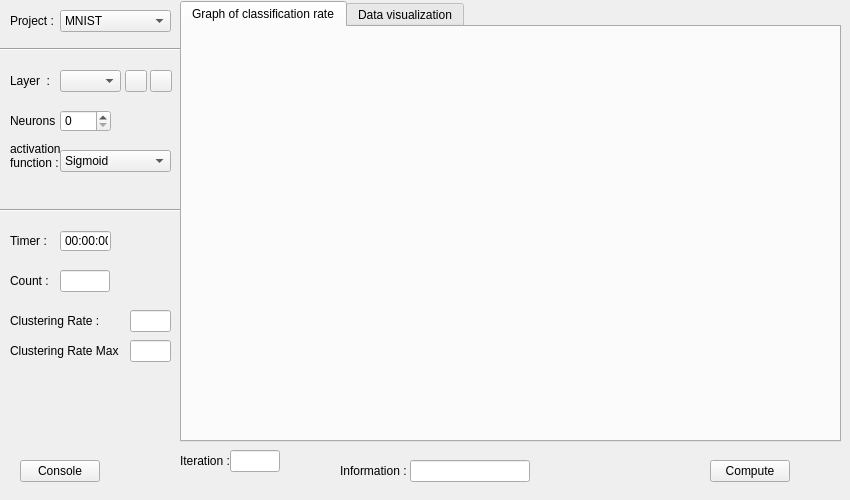
Old version of the form Example/GUI/mainwindow.ui in the repository MatthieuHernandez/NeuralNetworkTest.
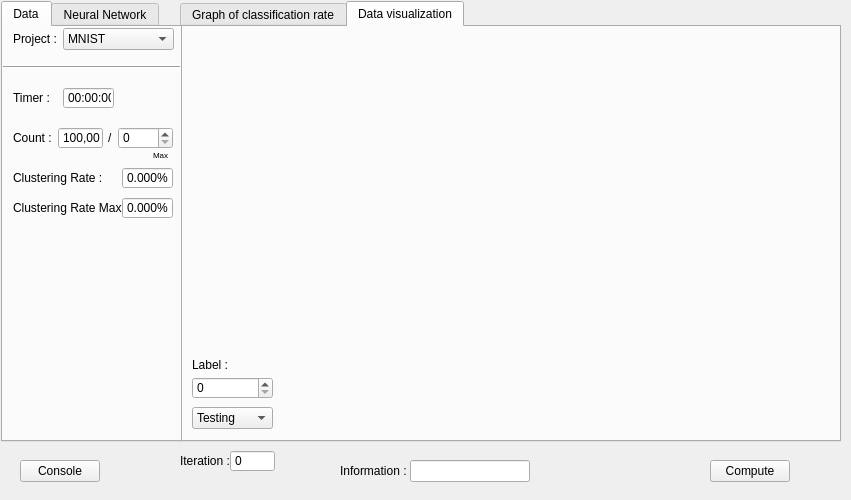
New version of the form. The open tabs and pages were chosen to show the change. Icons and pictures are not drawn. Custom widgets are drawn as their Qt base class.

What changed in the file:
```diff
--- a/Example/GUI/mainwindow.ui
+++ b/Example/GUI/mainwindow.ui
@@ -6,7 +6,7 @@
    <rect>
     <x>0</x>
     <y>0</y>
-    <width>850</width>
+    <width>851</width>
     <height>500</height>
    </rect>
   </property>
@@ -33,71 +33,7 @@
      <string>Compute</string>
     </property>
    </widget>
-   <widget class="QLabel" name="label_7">
-    <property name="geometry">
-     <rect>
-      <x>10</x>
-      <y>270</y>
-      <width>51</width>
-      <height>21</height>
-     </rect>
-    </property>
-    <property name="text">
-     <string>Count :</string>
-    </property>
-   </widget>
-   <widget class="QLabel" name="labelClusteringRateMax">
-    <property name="geometry">
-     <rect>
-      <x>10</x>
-      <y>340</y>
-      <width>111</width>
-      <height>21</height>
-     </rect>
-    </property>
-    <property name="text">
-     <string>Clustering Rate Max : </string>
-    </property>
-   </widget>
-   <widget class="QComboBox" name="comboBoxData">
-    <property name="geometry">
-     <rect>
-      <x>60</x>
-      <y>10</y>
-      <width>111</width>
-      <height>22</height>
-     </rect>
-    </property>
-    <item>
-     <property name="text">
-      <string>MNIST</string>
-     </property>
-    </item>
-    <item>
-     <property name="text">
-      <string>Iris</string>
-     </property>
-    </item>
-    <item>
-     <property name="text">
-      <string>ParisTrees</string>
-     </property>
-    </item>
-   </widget>
-   <widget class="QLabel" name="labelProject">
-    <property name="geometry">
-     <rect>
-      <x>10</x>
-      <y>10</y>
-      <width>60</width>
-      <height>21</height>
-     </rect>
-    </property>
-    <property name="text">
-     <string>Project :</string>
-    </property>
-   </widget>
-   <widget class="QTabWidget" name="tabWidget">
+   <widget class="QTabWidget" name="tabWidgetData">
     <property name="geometry">
      <rect>
       <x>180</x>
@@ -150,6 +86,16 @@
         <height>22</height>
        </rect>
       </property>
+      <item>
+       <property name="text">
+        <string>Testing</string>
+       </property>
+      </item>
+      <item>
+       <property name="text">
+        <string>Training</string>
+       </property>
+      </item>
      </widget>
      <widget class="QSpinBox" name="spinBoxImageId">
       <property name="geometry">
@@ -179,151 +125,6 @@
      </widget>
     </widget>
    </widget>
-   <widget class="QLabel" name="label_1">
-    <property name="geometry">
-     <rect>
-      <x>10</x>
-      <y>310</y>
-      <width>91</width>
-      <height>21</height>
-     </rect>
-    </property>
-    <property name="text">
-     <string>Clustering Rate :</string>
-    </property>
-   </widget>
-   <widget class="QLabel" name="label_2">
-    <property name="geometry">
-     <rect>
-      <x>10</x>
-      <y>70</y>
-      <width>41</width>
-      <height>21</height>
-     </rect>
-    </property>
-    <property name="text">
-     <string>Layer  :</string>
-    </property>
-   </widget>
-   <widget class="QPushButton" name="pushButtonAddLayer">
-    <property name="geometry">
-     <rect>
-      <x>125</x>
-      <y>70</y>
-      <width>22</width>
-      <height>22</height>
-     </rect>
-    </property>
-    <property name="text">
-     <string/>
-    </property>
-    <property name="icon">
-     <iconset>
-      <normaloff>Extra Files/add-circle-20.png</normaloff>Extra Files/add-circle-20.png</iconset>
-    </property>
-   </widget>
-   <widget class="QComboBox" name="comboBoxLayer">
-    <property name="geometry">
-     <rect>
-      <x>60</x>
-      <y>70</y>
-      <width>61</width>
-      <height>22</height>
-     </rect>
-    </property>
-   </widget>
-   <widget class="Line" name="line">
-    <property name="geometry">
-     <rect>
-      <x>0</x>
-      <y>29</y>
-      <width>181</width>
-      <height>41</height>
-     </rect>
-    </property>
-    <property name="orientation">
-     <enum>Qt::Horizontal</enum>
-    </property>
-   </widget>
-   <widget class="QComboBox" name="comboBoxActivationfunction">
-    <property name="geometry">
-     <rect>
-      <x>60</x>
-      <y>150</y>
-      <width>111</width>
-      <height>22</height>
-     </rect>
-    </property>
-    <item>
-     <property name="text">
-      <string>Sigmoid</string>
-     </property>
-    </item>
-    <item>
-     <property name="text">
-      <string>TanH</string>
-     </property>
-    </item>
-    <item>
-     <property name="text">
-      <string>ReLU</string>
-     </property>
-    </item>
-    <item>
-     <property name="text">
-      <string>Gaussian</string>
-     </property>
-    </item>
-   </widget>
-   <widget class="QSpinBox" name="spinBoxNeurons">
-    <property name="geometry">
-     <rect>
-      <x>60</x>
-      <y>110</y>
-      <width>51</width>
-      <height>22</height>
-     </rect>
-    </property>
-    <property name="buttonSymbols">
-     <enum>QAbstractSpinBox::UpDownArrows</enum>
-    </property>
-    <property name="maximum">
-     <number>20000</number>
-    </property>
-    <property name="value">
-     <number>0</number>
-    </property>
-    <property name="displayIntegerBase">
-     <number>10</number>
-    </property>
-   </widget>
-   <widget class="QLabel" name="label_3">
-    <property name="geometry">
-     <rect>
-      <x>10</x>
-      <y>110</y>
-      <width>47</width>
-      <height>21</height>
-     </rect>
-    </property>
-    <property name="text">
-     <string>Neurons :</string>
-    </property>
-   </widget>
-   <widget class="QLabel" name="label_4">
-    <property name="geometry">
-     <rect>
-      <x>10</x>
-      <y>140</y>
-      <width>51</width>
-      <height>31</height>
-     </rect>
-    </property>
-    <property name="text">
-     <string>activation
-function :</string>
-    </property>
-   </widget>
    <widget class="QLineEdit" name="lineEditInformation">
     <property name="geometry">
      <rect>
@@ -360,23 +161,6 @@
      <string>Console</string>
     </property>
    </widget>
-   <widget class="QPushButton" name="pushButtonRemoveLayer">
-    <property name="geometry">
-     <rect>
-      <x>150</x>
-      <y>70</y>
-      <width>22</width>
-      <height>22</height>
-     </rect>
-    </property>
-    <property name="text">
-     <string/>
-    </property>
-    <property name="icon">
-     <iconset>
-      <normaloff>Extra Files/cancel-circle-20.png</normaloff>Extra Files/cancel-circle-20.png</iconset>
-    </property>
-   </widget>
    <widget class="QLabel" name="labelLoading">
     <property name="enabled">
      <bool>true</bool>
@@ -396,11 +180,65 @@
      <bool>true</bool>
     </property>
    </widget>
-   <widget class="Line" name="line_2">
+   <widget class="QLabel" name="label">
+    <property name="geometry">
+     <rect>
+      <x>180</x>
+      <y>450</y>
+      <width>51</width>
+      <height>21</height>
+     </rect>
+    </property>
+    <property name="text">
+     <string>Iteration : </string>
+    </property>
+   </widget>
+   <widget class="QSpinBox" name="spinBoxIteration">
+    <property name="geometry">
+     <rect>
+      <x>230</x>
+      <y>450</y>
+      <width>45</width>
+      <height>22</height>
+     </rect>
+    </property>
+    <property name="buttonSymbols">
+     <enum>QAbstractSpinBox::NoButtons</enum>
+    </property>
+    <property name="specialValueText">
+     <string/>
+    </property>
+    <property name="showGroupSeparator" stdset="0">
+     <bool>true</bool>
+    </property>
+    <property name="maximum">
+     <number>999999</number>
+    </property>
+   </widget>
+   <widget class="QTabWidget" name="tabWidgetNeuralNetwork">
+    <property name="geometry">
+     <rect>
+      <x>1</x>
+      <y>1</y>
+      <width>181</width>
+      <height>441</height>
+     </rect>
+    </property>
+    <property name="currentIndex">
+     <number>1</number>
+    </property>
+    <property name="tabBarAutoHide">
+     <bool>false</bool>
+    </property>
+    <widget class="QWidget" name="tab_3">
+     <attribute name="title">
+      <string>Data</string>
+     </attribute>
+     <widget class="Line" name="line">
     <property name="geometry">
      <rect>
       <x>0</x>
-      <y>190</y>
+        <y>20</y>
       <width>181</width>
       <height>41</height>
      </rect>
@@ -409,11 +247,80 @@
      <enum>Qt::Horizontal</enum>
     </property>
    </widget>
+     <widget class="QLabel" name="labelProject">
+      <property name="geometry">
+       <rect>
+        <x>10</x>
+        <y>1</y>
+        <width>60</width>
+        <height>21</height>
+       </rect>
+      </property>
+      <property name="text">
+       <string>Project :</string>
+      </property>
+     </widget>
+     <widget class="QComboBox" name="comboBoxData">
+      <property name="geometry">
+       <rect>
+        <x>60</x>
+        <y>1</y>
+        <width>111</width>
+        <height>22</height>
+       </rect>
+      </property>
+      <item>
+       <property name="text">
+        <string>MNIST</string>
+       </property>
+      </item>
+      <item>
+       <property name="text">
+        <string>Iris</string>
+       </property>
+      </item>
+      <item>
+       <property name="text">
+        <string>ParisTrees</string>
+       </property>
+      </item>
+     </widget>
+     <widget class="QLabel" name="label_7">
+      <property name="geometry">
+       <rect>
+        <x>10</x>
+        <y>100</y>
+        <width>51</width>
+        <height>21</height>
+       </rect>
+      </property>
+      <property name="text">
+       <string>Count :</string>
+      </property>
+     </widget>
+     <widget class="QLabel" name="labelMax">
+      <property name="geometry">
+       <rect>
+        <x>150</x>
+        <y>120</y>
+        <width>31</width>
+        <height>16</height>
+       </rect>
+      </property>
+      <property name="font">
+       <font>
+        <pointsize>6</pointsize>
+       </font>
+      </property>
+      <property name="text">
+       <string>Max</string>
+      </property>
+     </widget>
    <widget class="QLabel" name="label_6">
     <property name="geometry">
      <rect>
       <x>10</x>
-      <y>230</y>
+        <y>60</y>
       <width>51</width>
       <height>21</height>
      </rect>
@@ -422,11 +329,65 @@
      <string>Timer :</string>
     </property>
    </widget>
+     <widget class="QLabel" name="label_1">
+      <property name="geometry">
+       <rect>
+        <x>10</x>
+        <y>140</y>
+        <width>91</width>
+        <height>21</height>
+       </rect>
+      </property>
+      <property name="text">
+       <string>Clustering Rate :</string>
+      </property>
+     </widget>
+     <widget class="QSpinBox" name="spinBoxCount">
+      <property name="geometry">
+       <rect>
+        <x>55</x>
+        <y>100</y>
+        <width>45</width>
+        <height>22</height>
+       </rect>
+      </property>
+      <property name="buttonSymbols">
+       <enum>QAbstractSpinBox::NoButtons</enum>
+      </property>
+      <property name="showGroupSeparator" stdset="0">
+       <bool>true</bool>
+      </property>
+      <property name="maximum">
+       <number>999999</number>
+      </property>
+      <property name="value">
+       <number>963789</number>
+      </property>
+     </widget>
+     <widget class="QSpinBox" name="spinBoxTrainingRating">
+      <property name="geometry">
+       <rect>
+        <x>115</x>
+        <y>100</y>
+        <width>55</width>
+        <height>22</height>
+       </rect>
+      </property>
+      <property name="showGroupSeparator" stdset="0">
+       <bool>true</bool>
+      </property>
+      <property name="maximum">
+       <number>999999</number>
+      </property>
+      <property name="value">
+       <number>0</number>
+      </property>
+     </widget>
    <widget class="QTimeEdit" name="timeEdit">
     <property name="geometry">
      <rect>
       <x>60</x>
-      <y>230</y>
+        <y>60</y>
       <width>51</width>
       <height>22</height>
      </rect>
@@ -473,96 +434,240 @@
      </time>
     </property>
    </widget>
-   <widget class="QLineEdit" name="lineEditCount">
+     <widget class="QLabel" name="label_9">
     <property name="geometry">
      <rect>
-      <x>60</x>
-      <y>270</y>
-      <width>50</width>
+        <x>105</x>
+        <y>100</y>
+        <width>16</width>
+        <height>21</height>
+       </rect>
+      </property>
+      <property name="text">
+       <string>/</string>
+      </property>
+     </widget>
+     <widget class="QLabel" name="label_8">
+      <property name="geometry">
+       <rect>
+        <x>10</x>
+        <y>170</y>
+        <width>111</width>
+        <height>21</height>
+       </rect>
+      </property>
+      <property name="text">
+       <string>Clustering Rate Max : </string>
+      </property>
+     </widget>
+     <widget class="QDoubleSpinBox" name="doubleSpinBoxCR">
+      <property name="geometry">
+       <rect>
+        <x>119</x>
+        <y>140</y>
+        <width>51</width>
       <height>22</height>
      </rect>
     </property>
+      <property name="wrapping">
+       <bool>false</bool>
+      </property>
+      <property name="frame">
+       <bool>true</bool>
+      </property>
     <property name="readOnly">
      <bool>true</bool>
     </property>
-   </widget>
-   <widget class="QLineEdit" name="lineEdit_2">
+      <property name="buttonSymbols">
+       <enum>QAbstractSpinBox::NoButtons</enum>
+      </property>
+      <property name="specialValueText">
+       <string/>
+      </property>
+      <property name="prefix">
+       <string/>
+      </property>
+      <property name="suffix">
+       <string>%</string>
+      </property>
+      <property name="decimals">
+       <number>3</number>
+      </property>
+      <property name="maximum">
+       <double>100.000000000000000</double>
+      </property>
+     </widget>
+     <widget class="QDoubleSpinBox" name="doubleSpinBoxCRM">
     <property name="geometry">
      <rect>
-      <x>130</x>
-      <y>310</y>
-      <width>41</width>
+        <x>119</x>
+        <y>170</y>
+        <width>51</width>
       <height>22</height>
      </rect>
     </property>
-    <property name="readOnly">
-     <bool>true</bool>
-    </property>
-   </widget>
-   <widget class="QLineEdit" name="lineEdit_3">
+      <property name="buttonSymbols">
+       <enum>QAbstractSpinBox::NoButtons</enum>
+      </property>
+      <property name="specialValueText">
+       <string/>
+      </property>
+      <property name="suffix">
+       <string>%</string>
+      </property>
+      <property name="decimals">
+       <number>3</number>
+      </property>
+      <property name="maximum">
+       <double>100.000000000000000</double>
+      </property>
+      <property name="value">
+       <double>0.000000000000000</double>
+      </property>
+     </widget>
+    </widget>
+    <widget class="QWidget" name="tab_4">
+     <attribute name="title">
+      <string>Neural Network</string>
+     </attribute>
+     <widget class="QPushButton" name="pushButtonRemoveLayer">
     <property name="geometry">
      <rect>
-      <x>130</x>
-      <y>340</y>
-      <width>41</width>
+        <x>150</x>
+        <y>10</y>
+        <width>22</width>
       <height>22</height>
      </rect>
     </property>
-    <property name="readOnly">
-     <bool>true</bool>
-    </property>
-   </widget>
-   <widget class="QLabel" name="label">
+      <property name="text">
+       <string/>
+      </property>
+      <property name="icon">
+       <iconset>
+        <normaloff>Extra Files/cancel-circle-20.png</normaloff>Extra Files/cancel-circle-20.png</iconset>
+      </property>
+     </widget>
+     <widget class="QLabel" name="label_2">
     <property name="geometry">
      <rect>
-      <x>180</x>
-      <y>450</y>
+        <x>10</x>
+        <y>10</y>
+        <width>41</width>
+        <height>21</height>
+       </rect>
+      </property>
+      <property name="text">
+       <string>Layer  :</string>
+      </property>
+     </widget>
+     <widget class="QSpinBox" name="spinBoxNeurons">
+      <property name="geometry">
+       <rect>
+        <x>60</x>
+        <y>50</y>
       <width>51</width>
+        <height>22</height>
+       </rect>
+      </property>
+      <property name="buttonSymbols">
+       <enum>QAbstractSpinBox::UpDownArrows</enum>
+      </property>
+      <property name="maximum">
+       <number>20000</number>
+      </property>
+      <property name="value">
+       <number>0</number>
+      </property>
+      <property name="displayIntegerBase">
+       <number>10</number>
+      </property>
+     </widget>
+     <widget class="QComboBox" name="comboBoxLayer">
+      <property name="geometry">
+       <rect>
+        <x>60</x>
+        <y>10</y>
+        <width>61</width>
+        <height>22</height>
+       </rect>
+      </property>
+     </widget>
+     <widget class="QLabel" name="labelNeurons">
+      <property name="geometry">
+       <rect>
+        <x>10</x>
+        <y>50</y>
+        <width>47</width>
       <height>21</height>
      </rect>
     </property>
     <property name="text">
-     <string>Iteration : </string>
-    </property>
-   </widget>
-   <widget class="QLineEdit" name="lineEditIteration">
+       <string>Neurons :</string>
+      </property>
+     </widget>
+     <widget class="QComboBox" name="comboBoxActivationfunction">
     <property name="geometry">
      <rect>
-      <x>230</x>
-      <y>450</y>
-      <width>50</width>
+        <x>60</x>
+        <y>90</y>
+        <width>111</width>
       <height>22</height>
      </rect>
     </property>
-   </widget>
-   <zorder>line</zorder>
-   <zorder>line_2</zorder>
-   <zorder>pushButtonCompute</zorder>
-   <zorder>label_7</zorder>
-   <zorder>labelClusteringRateMax</zorder>
-   <zorder>comboBoxData</zorder>
-   <zorder>labelProject</zorder>
-   <zorder>tabWidget</zorder>
-   <zorder>label_1</zorder>
-   <zorder>label_2</zorder>
-   <zorder>pushButtonAddLayer</zorder>
-   <zorder>comboBoxLayer</zorder>
-   <zorder>comboBoxActivationfunction</zorder>
-   <zorder>spinBoxNeurons</zorder>
-   <zorder>label_3</zorder>
-   <zorder>label_4</zorder>
-   <zorder>lineEditInformation</zorder>
-   <zorder>label_5</zorder>
-   <zorder>pushButtonConsole</zorder>
-   <zorder>pushButtonRemoveLayer</zorder>
-   <zorder>labelLoading</zorder>
-   <zorder>label_6</zorder>
-   <zorder>timeEdit</zorder>
-   <zorder>lineEditCount</zorder>
-   <zorder>lineEdit_2</zorder>
-   <zorder>lineEdit_3</zorder>
-   <zorder>label</zorder>
-   <zorder>lineEditIteration</zorder>
+      <item>
+       <property name="text">
+        <string>Sigmoid</string>
+       </property>
+      </item>
+      <item>
+       <property name="text">
+        <string>TanH</string>
+       </property>
+      </item>
+      <item>
+       <property name="text">
+        <string>ReLU</string>
+       </property>
+      </item>
+      <item>
+       <property name="text">
+        <string>Gaussian</string>
+       </property>
+      </item>
+     </widget>
+     <widget class="QPushButton" name="pushButtonAddLayer">
+      <property name="geometry">
+       <rect>
+        <x>125</x>
+        <y>10</y>
+        <width>22</width>
+        <height>22</height>
+       </rect>
+      </property>
+      <property name="text">
+       <string/>
+      </property>
+      <property name="icon">
+       <iconset>
+        <normaloff>Extra Files/add-circle-20.png</normaloff>Extra Files/add-circle-20.png</iconset>
+      </property>
+     </widget>
+     <widget class="QLabel" name="label_4">
+      <property name="geometry">
+       <rect>
+        <x>10</x>
+        <y>80</y>
+        <width>51</width>
+        <height>31</height>
+       </rect>
+      </property>
+      <property name="text">
+       <string>activation
+function :</string>
+      </property>
+     </widget>
+    </widget>
+   </widget>
   </widget>
  </widget>
  <layoutdefault spacing="6" margin="11"/>
```
Left out of the diff: 22 changed lines with no effect on the pictures. Lines whose indentation alone changed are shown as unchanged.
